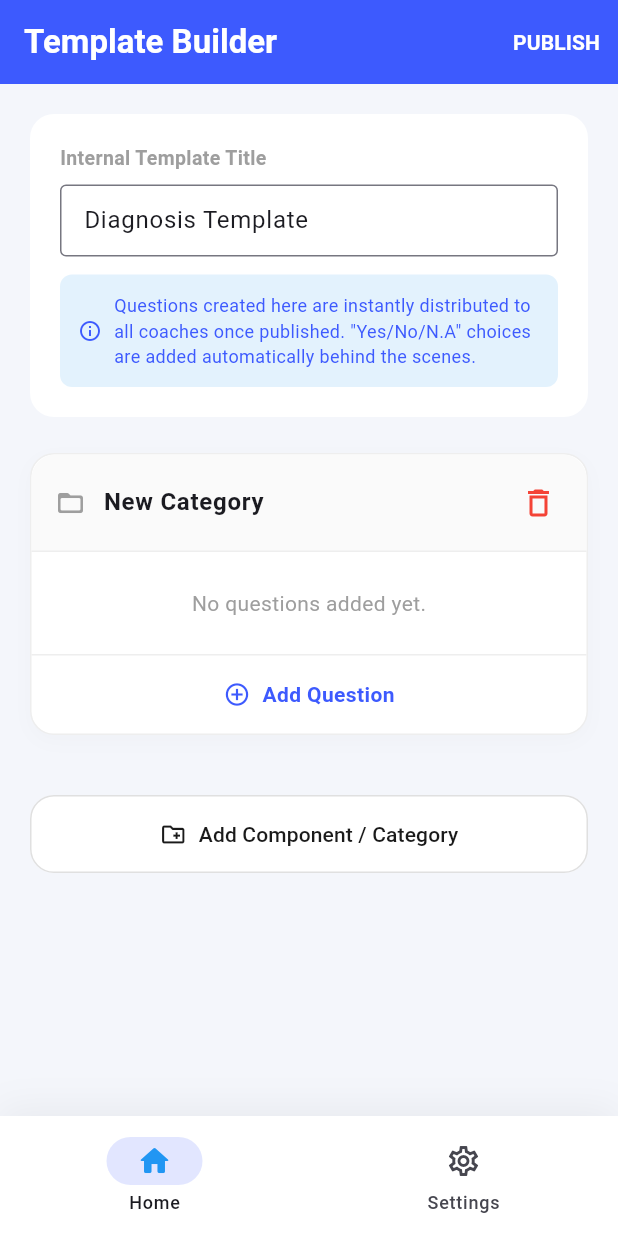
After one commit to yared81/mesmer_coaching_enterprise_monitoring, a Flutter app: the TemplateBuilderScreen screen opened by its route, after a tap on "Add Component / Category", on a phone screen of 412 x 824 dp. The commit adds this screen. Run offline on Flutter 3.47's test engine with Material 3 defaults, Android fonts, the phone set to English and light mode, and no system bars; our stand-ins replace dartz, dio, equatable, fl_chart, flutter_riverpod, flutter_secure_storage and 3 more; accounts and stored records are empty; generated files the repository leaves out were written again; network calls fail.

Commit message:
implementing diagnossi screen for supervisor

```diff
--- a/lib/core/router/app_router.dart
+++ b/lib/core/router/app_router.dart
@@ -25,6 +25,8 @@ import 'package:mesmer_coaching_enterprise_monitoring/features/enterprise/presen
 import 'package:mesmer_coaching_enterprise_monitoring/features/coach/presentation/screens/add_coach_screen.dart';
 import 'package:mesmer_coaching_enterprise_monitoring/features/coach/presentation/screens/coach_detail_screen.dart';
 import 'package:mesmer_coaching_enterprise_monitoring/features/diagnosis/presentation/screens/assessment_screen.dart';
+import 'package:mesmer_coaching_enterprise_monitoring/features/diagnosis/presentation/screens/template_list_screen.dart';
+import 'package:mesmer_coaching_enterprise_monitoring/features/diagnosis/presentation/screens/template_builder_screen.dart';
 
 final appRouterProvider = Provider<GoRouter>((ref) {
   final authState = ref.watch(authProvider);
@@ -129,6 +131,14 @@ final appRouterProvider = Provider<GoRouter>((ref) {
               return AssessmentScreen(sessionId: sessionId);
             },
           ),
+          GoRoute(
+            path: AppRoutes.templateList,
+            builder: (context, state) => const TemplateListScreen(),
+          ),
+          GoRoute(
+            path: AppRoutes.templateBuilder,
+            builder: (context, state) => const TemplateBuilderScreen(),
+          ),
         ],
       ),
     ],
--- a/lib/core/router/app_routes.dart
+++ b/lib/core/router/app_routes.dart
@@ -37,4 +37,8 @@ abstract class AppRoutes {
   // Reports
   static const String supervisorReports = '/reports';
   static const String diagnosis = '/diagnosis';
+
+  // Templates
+  static const String templateList = '/supervisor/templates';
+  static const String templateBuilder = '/supervisor/templates/build';
 }
--- a/lib/features/diagnosis/domain/repositories/diagnosis_repository.dart
+++ b/lib/features/diagnosis/domain/repositories/diagnosis_repository.dart
@@ -3,8 +3,14 @@
 import '../entities/diagnosis_template_entity.dart';
 
 abstract class DiagnosisRepository {
+  /// Fetches all templates for the institution
+  Future<Either<Failure, List<DiagnosisTemplateEntity>>> listTemplates();
+
   /// Fetches the latest active diagnosis template for the institution
   Future<Either<Failure, DiagnosisTemplateEntity>> getLatestTemplate();
+
+  /// Creates a new template version
+  Future<Either<Failure, DiagnosisTemplateEntity>> createTemplate(Map<String, dynamic> data);
 
   /// Fetches an existing diagnosis report for a session
   Future<Either<Failure, Map<String, dynamic>?>> getReportBySessionId(String sessionId);
--- /dev/null
+++ b/lib/features/diagnosis/presentation/screens/template_builder_screen.dart
@@ -0,0 +1,300 @@
+import 'package:flutter/material.dart';
+import 'package:flutter_riverpod/flutter_riverpod.dart';
+import 'package:go_router/go_router.dart';
+import '../providers/diagnosis_provider.dart';
+
+class _CategoryDraft {
+  String name;
+  List<_QuestionDraft> questions;
+  _CategoryDraft({required this.name, required this.questions});
+}
+
+class _QuestionDraft {
+  String text;
+  _QuestionDraft({required this.text});
+}
+
+class TemplateBuilderScreen extends ConsumerStatefulWidget {
+  const TemplateBuilderScreen({super.key});
+
+  @override
+  ConsumerState<TemplateBuilderScreen> createState() => _TemplateBuilderScreenState();
+}
+
+class _TemplateBuilderScreenState extends ConsumerState<TemplateBuilderScreen> {
+  final TextEditingController _titleController = TextEditingController(text: 'Diagnosis Template');
+  final List<_CategoryDraft> _categories = [];
+  bool _isSaving = false;
+
+  void _addCategory() {
+    setState(() {
+      _categories.add(_CategoryDraft(name: 'New Category', questions: []));
+    });
+  }
+
+  void _addQuestion(int categoryIndex) {
+    setState(() {
+      _categories[categoryIndex].questions.add(_QuestionDraft(text: 'New Question'));
+    });
+  }
+
+  void _removeCategory(int categoryIndex) {
+    setState(() {
+      _categories.removeAt(categoryIndex);
+    });
+  }
+
+  void _removeQuestion(int categoryIndex, int questionIndex) {
+    setState(() {
+      _categories[categoryIndex].questions.removeAt(questionIndex);
+    });
+  }
+
+  Future<void> _publishTemplate() async {
+    if (_categories.isEmpty) {
+      ScaffoldMessenger.of(context).showSnackBar(const SnackBar(content: Text('At least one category is required.')));
+      return;
+    }
+
+    setState(() => _isSaving = true);
+
+    try {
+      // Build the complex nest object to post to the API
+      final Map<String, dynamic> payload = {
+        'title': _titleController.text.trim(),
+        'categories': _categories.asMap().entries.map((catEntry) {
+          final catIndex = catEntry.key;
+          final cat = catEntry.value;
+
+          return {
+            'name': cat.name,
+            'sort_order': catIndex + 1,
+            'questions': cat.questions.asMap().entries.map((qEntry) {
+              final qIndex = qEntry.key;
+              final q = qEntry.value;
+
+              return {
+                'text': q.text,
+                'sort_order': qIndex + 1,
+                // Automatically populate Yes/No/N.A as requested
+                'choices': [
+                  {'text': 'Yes', 'points': 2, 'sort_order': 1},
+                  {'text': 'No', 'points': 0, 'sort_order': 2},
+                  {'text': 'N/A', 'points': 0, 'sort_order': 3},
+                ],
+              };
+            }).toList()
+          };
+        }).toList(),
+      };
+
+      final repository = ref.read(diagnosisRepositoryProvider);
+      final result = await repository.createTemplate(payload);
+
+      result.fold(
+        (failure) {
+          ScaffoldMessenger.of(context).showSnackBar(SnackBar(content: Text(failure.message)));
+        },
+        (template) {
+          ScaffoldMessenger.of(context).showSnackBar(const SnackBar(content: Text('Template Published Successfully!')));
+          ref.refresh(allTemplatesProvider.future);
+          context.pop();
+        },
+      );
+    } finally {
+      setState(() => _isSaving = false);
+    }
+  }
+
+  @override
+  Widget build(BuildContext context) {
+    return Scaffold(
+      backgroundColor: const Color(0xFFF4F6FB),
+      appBar: AppBar(
+        title: const Text('Template Builder', style: TextStyle(fontWeight: FontWeight.bold)),
+        backgroundColor: const Color(0xFF3D5AFE),
+        foregroundColor: Colors.white,
+        actions: [
+          if (_isSaving)
+            const Padding(padding: EdgeInsets.all(16.0), child: SizedBox(width: 20, height: 20, child: CircularProgressIndicator(color: Colors.white, strokeWidth: 2)))
+          else
+            TextButton(
+              onPressed: _publishTemplate,
+              child: const Text('PUBLISH', style: TextStyle(color: Colors.white, fontWeight: FontWeight.bold)),
+            ),
+        ],
+      ),
+      body: ListView(
+        padding: const EdgeInsets.all(20),
+        children: [
+          // Basic Info
+          Container(
+            padding: const EdgeInsets.all(20),
+            decoration: BoxDecoration(color: Colors.white, borderRadius: BorderRadius.circular(16)),
+            child: Column(
+              crossAxisAlignment: CrossAxisAlignment.start,
+              children: [
+                const Text('Internal Template Title', style: TextStyle(fontWeight: FontWeight.bold, fontSize: 13, color: Colors.grey)),
+                const SizedBox(height: 8),
+                TextFormField(
+                  controller: _titleController,
+                  decoration: const InputDecoration(
+                    border: OutlineInputBorder(),
+                    isDense: true,
+                  ),
+                ),
+                const SizedBox(height: 12),
+                Container(
+                  padding: const EdgeInsets.all(12),
+                  decoration: BoxDecoration(color: Colors.blue.shade50, borderRadius: BorderRadius.circular(8)),
+                  child: const Row(
+                    children: [
+                       Icon(Icons.info_outline, color: Color(0xFF3D5AFE), size: 16),
+                       SizedBox(width: 8),
+                       Expanded(child: Text('Questions created here are instantly distributed to all coaches once published. "Yes/No/N.A" choices are added automatically behind the scenes.', style: TextStyle(color: Color(0xFF3D5AFE), fontSize: 12))),
+                    ],
+                  ),
+                ),
+              ],
+            ),
+          ),
+
+          const SizedBox(height: 24),
+
+          // Categories
+          ..._categories.asMap().entries.map((catEntry) {
+            final catIndex = catEntry.key;
+            final category = catEntry.value;
+
+            return Container(
+              margin: const EdgeInsets.only(bottom: 24),
+              decoration: BoxDecoration(
+                color: Colors.white,
+                borderRadius: BorderRadius.circular(16),
+                border: Border.all(color: Colors.grey.shade200),
+                boxShadow: [BoxShadow(color: Colors.black.withOpacity(0.02), blurRadius: 10, offset: const Offset(0, 4))],
+              ),
+              child: Column(
+                crossAxisAlignment: CrossAxisAlignment.stretch,
+                children: [
+                  // Category Header
+                  Container(
+                    padding: const EdgeInsets.fromLTRB(16, 8, 8, 8),
+                    decoration: BoxDecoration(
+                      color: Colors.grey.shade50,
+                      borderRadius: const BorderRadius.vertical(top: Radius.circular(16)),
+                      border: Border(bottom: BorderSide(color: Colors.grey.shade200)),
+                    ),
+                    child: Row(
+                      children: [
+                        const Icon(Icons.folder_open_rounded, color: Colors.grey, size: 20),
+                        const SizedBox(width: 12),
+                        Expanded(
+                          child: TextFormField(
+                            initialValue: category.name,
+                            style: const TextStyle(fontWeight: FontWeight.bold, fontSize: 16),
+                            decoration: const InputDecoration(border: InputBorder.none, hintText: 'Category Name (e.g., Marketing)'),
+                            onChanged: (val) => category.name = val,
+                          ),
+                        ),
+                        IconButton(
+                          icon: const Icon(Icons.delete_outline, color: Colors.red),
+                          onPressed: () => _removeCategory(catIndex),
+                          tooltip: 'Delete Category',
+                        ),
+                      ],
+                    ),
+                  ),
+
+                  // Questions
+                  if (category.questions.isEmpty)
+                     const Padding(
+                       padding: EdgeInsets.all(24.0),
+                       child: Center(child: Text('No questions added yet.', style: TextStyle(color: Colors.grey))),
+                     )
+                  else
+                    ListView.separated(
+                      shrinkWrap: true,
+                      physics: const NeverScrollableScrollPhysics(),
+                      itemCount: category.questions.length,
+                      separatorBuilder: (ctx, i) => Divider(height: 1, color: Colors.grey.shade200),
+                      itemBuilder: (ctx, qIndex) {
+                        final question = category.questions[qIndex];
+                        return Padding(
+                          padding: const EdgeInsets.fromLTRB(16, 12, 8, 12),
+                          child: Row(
+                            crossAxisAlignment: CrossAxisAlignment.start,
+                            children: [
+                              Container(
+                                margin: const EdgeInsets.only(top: 8),
+                                padding: const EdgeInsets.all(6),
+                                decoration: BoxDecoration(color: const Color(0xFF3D5AFE).withOpacity(0.1), shape: BoxShape.circle),
+                                child: Text('${qIndex + 1}', style: const TextStyle(color: Color(0xFF3D5AFE), fontWeight: FontWeight.bold, fontSize: 12)),
+                              ),
+                              const SizedBox(width: 12),
+                              Expanded(
+                                child: TextFormField(
+                                  initialValue: question.text,
+                                  maxLines: null,
+                                  decoration: InputDecoration(
+                                    border: InputBorder.none,
+                                    hintText: 'Type your question...',
+                                    isDense: true,
+                                    contentPadding: const EdgeInsets.only(top: 6),
+                                  ),
+                                  onChanged: (val) => question.text = val,
+                                ),
+                              ),
+                              IconButton(
+                                icon: const Icon(Icons.close_rounded, size: 18, color: Colors.grey),
+                                onPressed: () => _removeQuestion(catIndex, qIndex),
+                              ),
+                            ],
+                          ),
+                        );
+                      },
+                    ),
+
+                  // Add Question Button
+                  InkWell(
+                    onTap: () => _addQuestion(catIndex),
+                    child: Container(
+                      padding: const EdgeInsets.all(16),
+                      decoration: BoxDecoration(
+                        border: Border(top: BorderSide(color: Colors.grey.shade200)),
+                      ),
+                      child: Row(
+                        mainAxisAlignment: MainAxisAlignment.center,
+                        children: const [
+                          Icon(Icons.add_circle_outline, color: Color(0xFF3D5AFE), size: 18),
+                          SizedBox(width: 8),
+                          Text('Add Question', style: TextStyle(color: Color(0xFF3D5AFE), fontWeight: FontWeight.bold)),
+                        ],
+                      ),
+                    ),
+                  ),
+                ],
+              ),
+            );
+          }).toList(),
+
+          const SizedBox(height: 16),
+          ElevatedButton.icon(
+            onPressed: _addCategory,
+            icon: const Icon(Icons.create_new_folder_outlined),
+            label: const Text('Add Component / Category'),
+            style: ElevatedButton.styleFrom(
+              backgroundColor: Colors.white,
+              foregroundColor: const Color(0xFF1A1A1A),
+              padding: const EdgeInsets.all(16),
+              elevation: 0,
+              side: BorderSide(color: Colors.grey.shade300),
+              shape: RoundedRectangleBorder(borderRadius: BorderRadius.circular(16)),
+            ),
+          ),
+          const SizedBox(height: 48),
+        ],
+      ),
+    );
+  }
+}
```
Also changed, not shown: lib/features/dashboard/presentation/screens/supervisor_dashboard_screen.dart (+4 -4 lines), lib/features/diagnosis/data/datasources/diagnosis_remote_datasource.dart (+23 -0 lines), lib/features/diagnosis/data/repositories/diagnosis_repository_impl.dart (+20 -0 lines), lib/features/diagnosis/presentation/providers/diagnosis_provider.dart (+9 -0 lines), lib/features/diagnosis/presentation/screens/template_list_screen.dart (added, +195 -0 lines).
